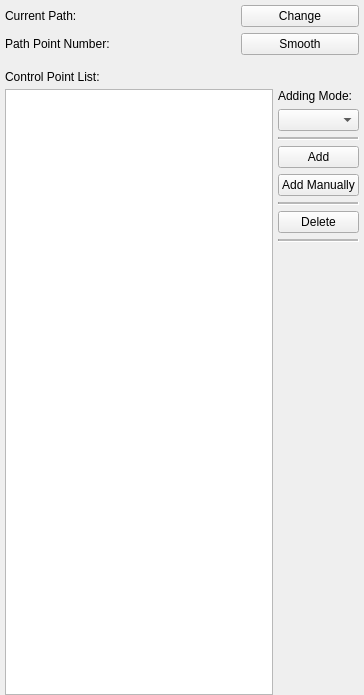
This is Code/Source/Plugins/org.sv.gui.qt.pathplanning/src/internal/svPathEdit.ui in SimVascular/SimVascular as Qt 5 draws it before an edit. The edited form follows.
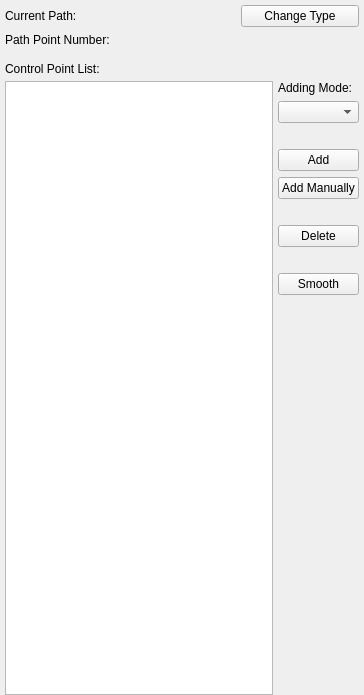
This is the edited form. Custom widgets are drawn as their Qt base class.

Commit message: use area to estimate short axis for ellipse; adjust GUI

```diff
--- a/Code/Source/Plugins/org.sv.gui.qt.pathplanning/src/internal/svPathEdit.ui
+++ b/Code/Source/Plugins/org.sv.gui.qt.pathplanning/src/internal/svPathEdit.ui
@@ -66,7 +66,7 @@
       <item row="0" column="2">
        <widget class="QPushButton" name="btnChange">
         <property name="text">
-         <string>Change</string>
+         <string>Change Type</string>
         </property>
        </widget>
       </item>
@@ -97,13 +97,6 @@
         </property>
        </widget>
       </item>
-      <item row="1" column="2">
-       <widget class="QPushButton" name="btnSmooth">
-        <property name="text">
-         <string>Smooth</string>
-        </property>
-       </widget>
-      </item>
      </layout>
     </widget>
    </item>
@@ -180,6 +173,9 @@
       <item>
        <widget class="QWidget" name="widget_5" native="true">
         <layout class="QVBoxLayout" name="verticalLayout_2">
+         <property name="spacing">
+          <number>6</number>
+         </property>
          <property name="leftMargin">
           <number>0</number>
          </property>
@@ -229,12 +225,9 @@
           </widget>
          </item>
          <item>
-          <widget class="Line" name="line_3">
-           <property name="midLineWidth">
-            <number>2</number>
-           </property>
-           <property name="orientation">
-            <enum>Qt::Horizontal</enum>
+          <widget class="QLabel" name="label_3">
+           <property name="text">
+            <string/>
            </property>
           </widget>
          </item>
@@ -253,12 +246,9 @@
           </widget>
          </item>
          <item>
-          <widget class="Line" name="line">
-           <property name="midLineWidth">
-            <number>2</number>
-           </property>
-           <property name="orientation">
-            <enum>Qt::Horizontal</enum>
+          <widget class="QLabel" name="label_5">
+           <property name="text">
+            <string/>
            </property>
           </widget>
          </item>
@@ -270,12 +260,16 @@
           </widget>
          </item>
          <item>
-          <widget class="Line" name="line_2">
-           <property name="midLineWidth">
-            <number>2</number>
+          <widget class="QLabel" name="label_7">
+           <property name="text">
+            <string/>
            </property>
-           <property name="orientation">
-            <enum>Qt::Horizontal</enum>
+          </widget>
+         </item>
+         <item>
+          <widget class="QPushButton" name="btnSmooth">
+           <property name="text">
+            <string>Smooth</string>
            </property>
           </widget>
          </item>
```
The commit also changes 3 other files.
